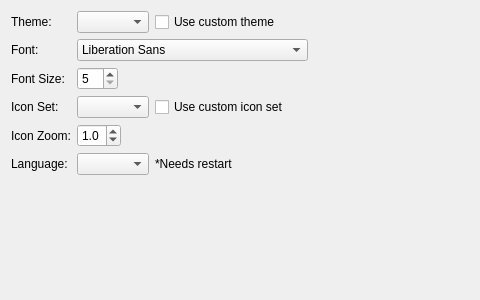
The window that RedPandaIDE/settingsdialog/environmentappearancewidget.ui (royqh1979/RedPanda-CPP) describes before a commit, drawn with Qt 5; both pictures show x 0 to 480 and y 0 to 300 of the 733 by 300 pixel window.
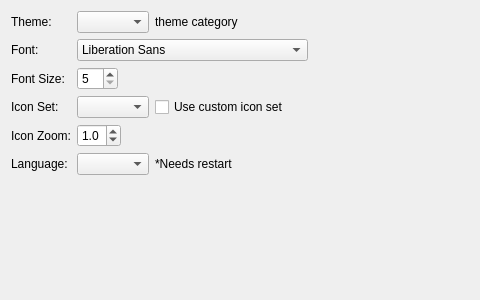
The same window after the commit.

Commit message: unify custom and built-in, lua and json themes

The edit to the form file:
```diff
--- a/RedPandaIDE/settingsdialog/environmentappearancewidget.ui
+++ b/RedPandaIDE/settingsdialog/environmentappearancewidget.ui
@@ -136,9 +136,9 @@
        <widget class="QComboBox" name="cbTheme"/>
       </item>
       <item>
-       <widget class="QCheckBox" name="chkUseCustomTheme">
+       <widget class="QLabel" name="lblThemeCategory">
         <property name="text">
-         <string>Use custom theme</string>
+         <string>theme category</string>
         </property>
        </widget>
       </item>
```
Left out of the diff: 1 changed line with no effect on the pictures. The commit also changes 22 other files.
